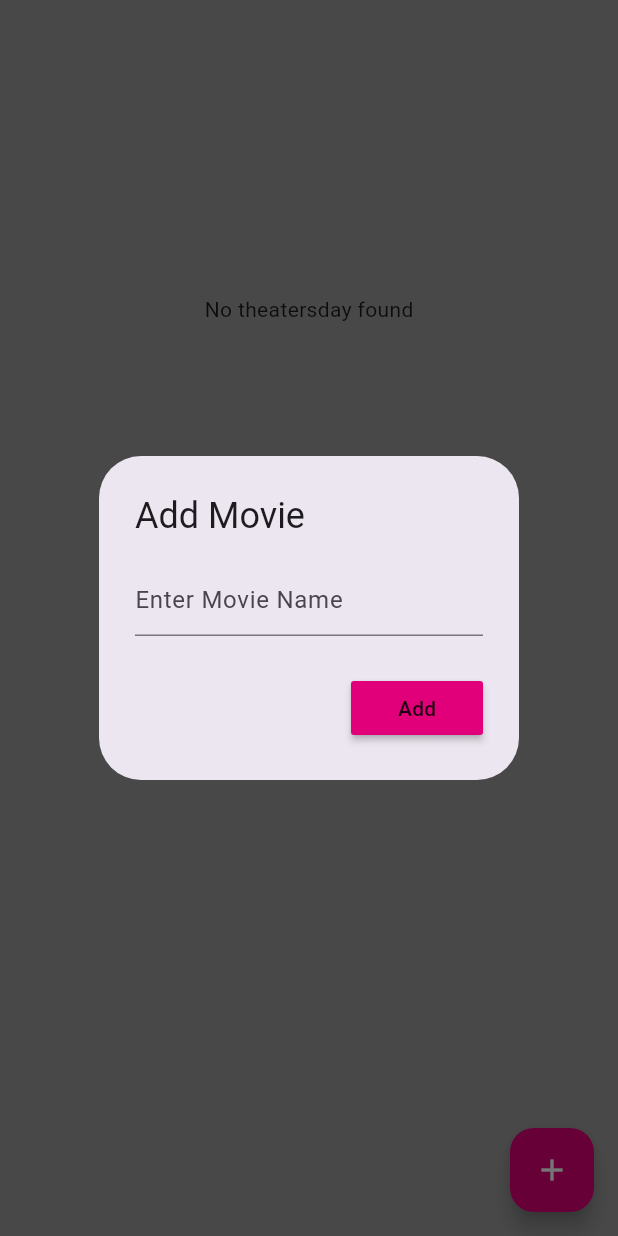
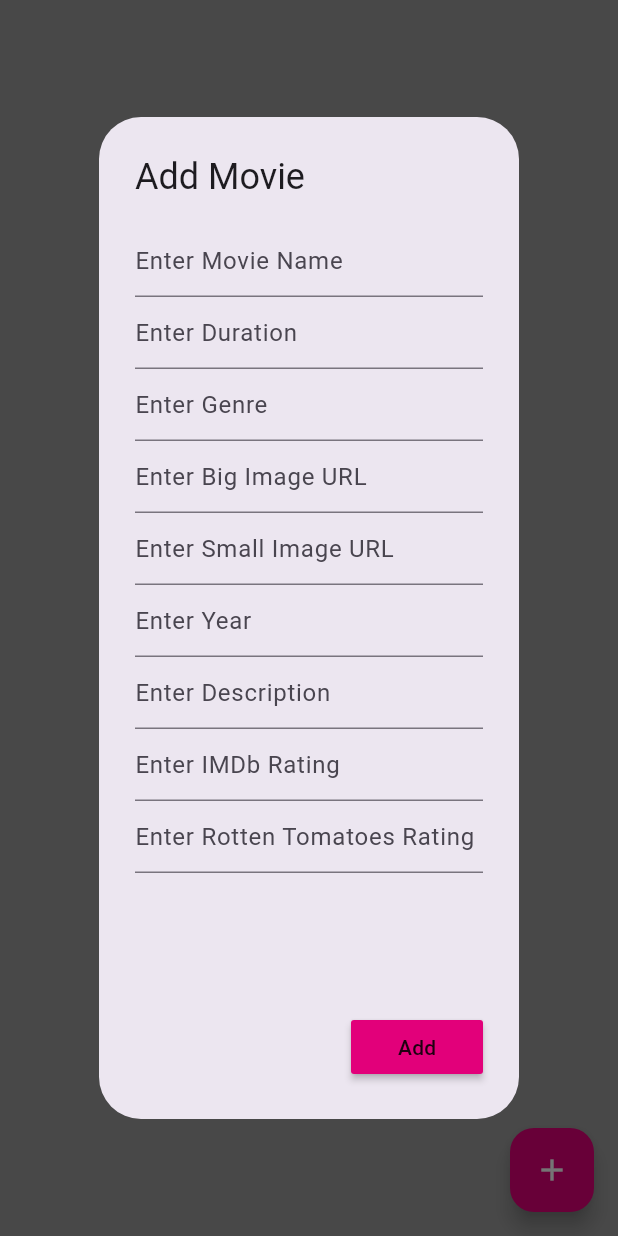
Before and after one commit to Abd-Elhakim-Arabet/Prog-Cine, a Flutter app: the screen it shows after launch, after a tap on the "add" icon, on a phone screen of 412 x 824 dp. Run offline on Flutter 3.47's test engine with Material 3 defaults, Android fonts, the light colour scheme and no system bars; our stand-ins replace carousel_slider, cloud_firestore, easy_date_timeline, firebase_auth, firebase_core, google_nav_bar and 2 more; accounts and stored records are empty; project files that could hold a hidden picture were left out.

Commit message:
add al filed to  add film

```diff
--- a/lib/pages/test_pages/test_db.dart
+++ b/lib/pages/test_pages/test_db.dart
@@ -12,7 +12,18 @@ class TestDb extends StatefulWidget {
 
 class _TestScheduleState extends State<TestDb> {
   final TextEditingController movieNameController = TextEditingController();
+  final TextEditingController durationController = TextEditingController();
+  final TextEditingController genreController = TextEditingController();
+  final TextEditingController bigImageController = TextEditingController();
+  final TextEditingController smallImageController = TextEditingController();
+  final TextEditingController yearController = TextEditingController();
+  final TextEditingController descriptionController = TextEditingController();
+  final TextEditingController imdbRatingController = TextEditingController();
+  final TextEditingController rottenTomatoesRatingController =
+      TextEditingController();
+
   final DatabaseService databaseService = DatabaseService();
+  final ScrollController _scrollController = ScrollController(); // Added ScrollController
 
   @override
   Widget build(BuildContext context) {
@@ -26,17 +37,7 @@ class _TestScheduleState extends State<TestDb> {
           color: Colors.white,
         ),
       ),
-      body: SingleChildScrollView(
-        child: ListTest(),
-      ),
-    );
-  }
-
-  Widget ListTest() {
-    return SizedBox(
-      height: MediaQuery.sizeOf(context).height * 0.50,
-      width: MediaQuery.sizeOf(context).width,
-      child: StreamBuilder(
+      body: StreamBuilder(
         stream: databaseService.getMovies(),
         builder: (context, snapshot) {
           if (snapshot.connectionState == ConnectionState.waiting) {
@@ -44,24 +45,25 @@ class _TestScheduleState extends State<TestDb> {
           }
 
           if (!snapshot.hasData || snapshot.data!.docs.isEmpty) {
-            return Center(child: Text('No theatersday found'));
+            return Center(child: Text('No movies found'));
           }
 
           List movies = snapshot.data?.docs ?? [];
 
           return ListView.builder(
+            controller: _scrollController, // Set ScrollController
             itemCount: movies.length,
             itemBuilder: (context, index) {
               Movie movie = movies[index].data();
               String id = movies[index].id;
-              print(id);
               return Container(
                 color: Colors.grey[350],
                 margin: EdgeInsets.all(20),
                 child: Column(
                   children: [
-                    Text("${{movie.name}}"),
-                    Text("${{movie.duration}}"),
+                    Text("${movie.name}"),
+                    Text("${movie.duration}"),
+                    Image.network(movie.smallImage),
                   ],
                 ),
               );
@@ -78,9 +80,54 @@ class _TestScheduleState extends State<TestDb> {
       builder: (context) {
         return AlertDialog(
           title: Text('Add Movie'),
-            content: TextField(
+          content: SingleChildScrollView(
+            child: ConstrainedBox(
+              constraints: BoxConstraints(maxHeight: 500), // Limit height
+              child: Column(
+                children: [
+                  TextField(
                     controller: movieNameController,
                     decoration: InputDecoration(hintText: 'Enter Movie Name'),
+                  ),
+                  TextField(
+                    controller: durationController,
+                    decoration: InputDecoration(hintText: 'Enter Duration'),
+                  ),
+                  TextField(
+                    controller: genreController,
+                    decoration: InputDecoration(hintText: 'Enter Genre'),
+                  ),
+                  TextField(
+                    controller: bigImageController,
+                    decoration: InputDecoration(hintText: 'Enter Big Image URL'),
+                  ),
+                  TextField(
+                    controller: smallImageController,
+                    decoration: InputDecoration(hintText: 'Enter Small Image URL'),
+                  ),
+                  TextField(
+                    controller: yearController,
+                    decoration: InputDecoration(hintText: 'Enter Year'),
+                    keyboardType: TextInputType.number,
+                  ),
+                  TextField(
+                    controller: descriptionController,
+                    decoration: InputDecoration(hintText: 'Enter Description'),
+                  ),
+                  TextField(
+                    controller: imdbRatingController,
+                    decoration: InputDecoration(hintText: 'Enter IMDb Rating'),
+                    keyboardType: TextInputType.number,
+                  ),
+                  TextField(
+                    controller: rottenTomatoesRatingController,
+                    decoration:
+                        InputDecoration(hintText: 'Enter Rotten Tomatoes Rating'),
+                    keyboardType: TextInputType.number,
+                  ),
+                ],
+              ),
+            ),
           ),
           actions: [
             MaterialButton(
@@ -90,21 +137,32 @@ class _TestScheduleState extends State<TestDb> {
                 Movie movie = Movie(
                   name: movieNameController.text,
                   id: 0,
-                      duration: "0",
-                      genre: "0",
-                      bigImage: "0",
-                      smallImage: "0",
-                      year: 0,
-                      description: "0",
-                      imdbRating: "0",
-                      rottenTomatoesRating: "0");
+                  duration: durationController.text,
+                  genre: genreController.text,
+                  bigImage: bigImageController.text,
+                  smallImage: smallImageController.text,
+                  year: int.tryParse(yearController.text) ?? 0,
+                  description: descriptionController.text,
+                  imdbRating: imdbRatingController.text,
+                  rottenTomatoesRating: rottenTomatoesRatingController.text,
+                );
                 databaseService.addMovie(movie);
                 Navigator.pop(context);
+
                 movieNameController.clear();
+                durationController.clear();
+                genreController.clear();
+                bigImageController.clear();
+                smallImageController.clear();
+                yearController.clear();
+                descriptionController.clear();
+                imdbRatingController.clear();
+                rottenTomatoesRatingController.clear();
               },
-              )
+            ),
           ],
         );
-        });
+      },
+    );
   }
 }
```
Lines whose indentation alone changed are shown as unchanged.
